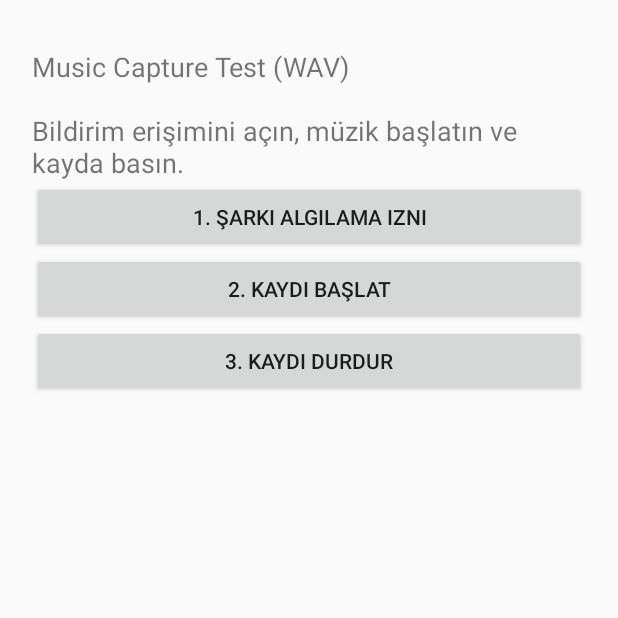
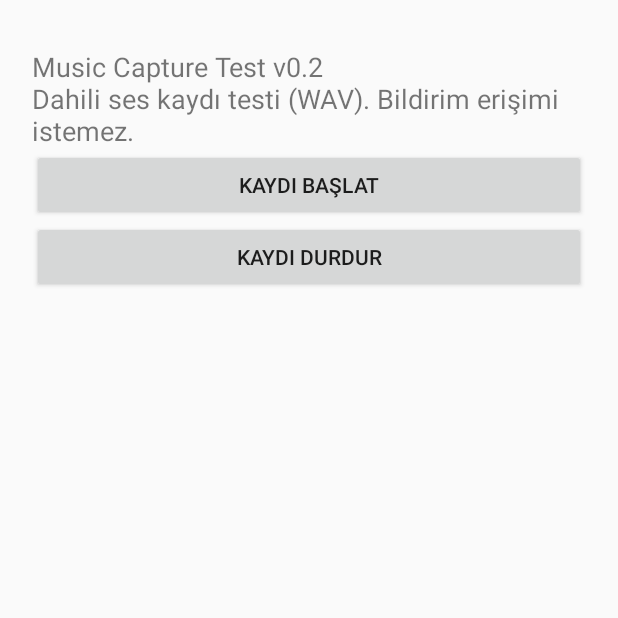
Before and after one commit to erhancbk/MusicCaptureTest, an Android app: the screen it shows after launch (MainActivity), on a phone screen of 412 x 824 dp, the top half of it. Run offline under Robolectric (Android 15) with nearby library versions, the phone set to English and light mode, and no system bars.

Commit message:
Simplify v0.2 to audio-only capture without notification access

```diff
--- a/app/src/main/java/com/example/musiccapture/MainActivity.kt
+++ b/app/src/main/java/com/example/musiccapture/MainActivity.kt
@@ -5,7 +5,6 @@ import android.content.Intent
 import android.content.pm.PackageManager
 import android.media.projection.MediaProjectionManager
 import android.os.Bundle
-import android.provider.Settings
 import android.widget.Button
 import android.widget.LinearLayout
 import android.widget.TextView
@@ -14,26 +13,26 @@ class MainActivity : Activity() {
  private lateinit var status: TextView
  override fun onCreate(savedInstanceState: Bundle?) {
   super.onCreate(savedInstanceState)
-  val root = LinearLayout(this).apply { orientation=LinearLayout.VERTICAL; setPadding(32,48,32,24) }
-  status=TextView(this).apply { text="Music Capture Test (WAV)\n\nBildirim erişimini açın, müzik başlatın ve kayda basın.";textSize=18f }
+  val root=LinearLayout(this).apply { orientation=LinearLayout.VERTICAL;setPadding(32,48,32,24) }
+  status=TextView(this).apply { text="Music Capture Test v0.2\nDahili ses kaydı testi (WAV). Bildirim erişimi istemez.";textSize=18f }
   root.addView(status)
-  fun button(label:String, action:()->Unit) { root.addView(Button(this).apply { text=label;setOnClickListener { action() } }) }
-  button("1. Şarkı algılama izni") { startActivity(Intent(Settings.ACTION_NOTIFICATION_LISTENER_SETTINGS)) }
-  button("2. Kaydı başlat") {
-   if(checkSelfPermission(Manifest.permission.RECORD_AUDIO)!=PackageManager.PERMISSION_GRANTED) requestPermissions(arrayOf(Manifest.permission.RECORD_AUDIO),102)
-   else capture()
-  }
-  button("3. Kaydı durdur") { startService(Intent(this,CaptureService::class.java).apply { action=CaptureService.STOP });status.text="Kayıt durduruldu. Music/MusicCaptureTest klasörünü kontrol edin." }
+  root.addView(Button(this).apply { text="Kaydı başlat";setOnClickListener {
+   if(checkSelfPermission(Manifest.permission.RECORD_AUDIO)!=PackageManager.PERMISSION_GRANTED) requestPermissions(arrayOf(Manifest.permission.RECORD_AUDIO),102) else capture()
+  } })
+  root.addView(Button(this).apply { text="Kaydı durdur";setOnClickListener {
+   startService(Intent(this@MainActivity,CaptureService::class.java).apply { action=CaptureService.STOP })
+   status.text="Kayıt durduruldu. Music/MusicCaptureTest klasörüne bakın."
+  } })
   setContentView(root)
  }
  private fun capture() { val mgr=getSystemService(MEDIA_PROJECTION_SERVICE) as MediaProjectionManager;startActivityForResult(mgr.createScreenCaptureIntent(),101) }
  override fun onRequestPermissionsResult(requestCode:Int,permissions:Array<out String>,grantResults:IntArray) { super.onRequestPermissionsResult(requestCode,permissions,grantResults);if(requestCode==102 && grantResults.firstOrNull()==PackageManager.PERMISSION_GRANTED) capture() }
- @Deprecated("Android 10-12 compatibility")
+ @Deprecated("Android 12 compatibility")
  override fun onActivityResult(requestCode:Int,resultCode:Int,data:Intent?) {
   super.onActivityResult(requestCode,resultCode,data)
   if(requestCode==101 && resultCode==RESULT_OK && data!=null) {
    startForegroundService(Intent(this,CaptureService::class.java).apply { action=CaptureService.START;putExtra("resultCode",resultCode);putExtra("resultData",data) })
-   status.text="Kayıt başlatıldı. Ses kaynağı izin veriyorsa WAV dosyası oluşturulur."
+   status.text="Kayıt başladı. Kaynak uygulama izin verirse WAV dosyası oluşturulur."
   }
  }
 }
```
